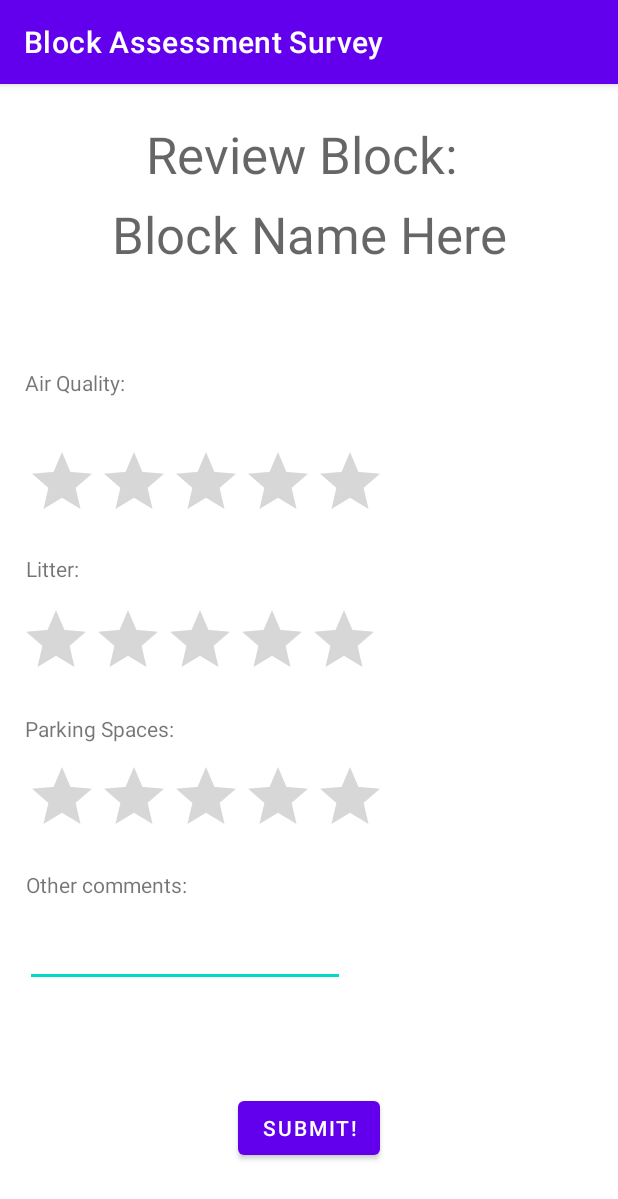
After one commit to ericfesta2/cmsc436-blockassessmentsurvey, an Android app: the ReviewActivity screen opened directly, with no data from a screen before it, on a phone screen of 412 x 824 dp. The commit adds this screen. Shown: the top 1199 px of the screen. Run offline under Robolectric (Android 15) with nearby library versions, the phone set to English and light mode, and no system bars.

Commit message:
created layouts for home page and review page. Put in code to navigate between the two.

```diff
--- a/app/build.gradle
+++ b/app/build.gradle
@@ -39,6 +39,7 @@ dependencies {
     implementation 'androidx.appcompat:appcompat:1.1.0'
     implementation 'com.google.android.material:material:1.1.0'
     implementation 'androidx.constraintlayout:constraintlayout:1.1.3'
+    implementation 'com.google.android.gms:play-services-maps:17.0.0'
     testImplementation 'junit:junit:4.+'
     androidTestImplementation 'androidx.test.ext:junit:1.1.1'
     androidTestImplementation 'androidx.test.espresso:espresso-core:3.2.0'
--- /dev/null
+++ b/app/src/main/java/com/example/blockassessmentsurvey/ReviewActivity.kt
@@ -0,0 +1,12 @@
+package com.example.blockassessmentsurvey
+
+import android.os.Bundle
+import androidx.appcompat.app.AppCompatActivity
+
+class ReviewActivity : AppCompatActivity() {
+    override fun onCreate(savedInstanceState: Bundle?) {
+        super.onCreate(savedInstanceState)
+        setContentView(R.layout.review_page)
+
+    }
+}
--- /dev/null
+++ b/app/src/main/res/layout/review_page.xml
@@ -0,0 +1,130 @@
+<?xml version="1.0" encoding="utf-8"?>
+<androidx.constraintlayout.widget.ConstraintLayout
+    xmlns:android="http://schemas.android.com/apk/res/android"
+    xmlns:app="http://schemas.android.com/apk/res-auto"
+    xmlns:tools="http://schemas.android.com/tools"
+    android:layout_width="match_parent"
+    android:layout_height="match_parent">
+
+    <RatingBar
+        android:id="@+id/ratingBar4"
+        android:layout_width="wrap_content"
+        android:layout_height="wrap_content"
+        android:layout_marginTop="12dp"
+        app:layout_constraintEnd_toEndOf="parent"
+        app:layout_constraintHorizontal_bias="0.099"
+        app:layout_constraintStart_toStartOf="parent"
+        app:layout_constraintTop_toBottomOf="@+id/textView5" />
+
+    <TextView
+        android:id="@+id/textView6"
+        android:layout_width="wrap_content"
+        android:layout_height="wrap_content"
+        android:text="Litter:"
+        app:layout_constraintBottom_toTopOf="@+id/ratingBar3"
+        app:layout_constraintEnd_toEndOf="parent"
+        app:layout_constraintHorizontal_bias="0.046"
+        app:layout_constraintStart_toStartOf="parent"
+        app:layout_constraintTop_toBottomOf="@+id/ratingBar" />
+
+    <TextView
+        android:id="@+id/textView5"
+        android:layout_width="wrap_content"
+        android:layout_height="wrap_content"
+        android:layout_marginTop="16dp"
+        android:text="Parking Spaces:"
+        app:layout_constraintEnd_toEndOf="parent"
+        app:layout_constraintHorizontal_bias="0.054"
+        app:layout_constraintStart_toStartOf="parent"
+        app:layout_constraintTop_toBottomOf="@+id/ratingBar3" />
+
+    <RatingBar
+        android:id="@+id/ratingBar3"
+        android:layout_width="wrap_content"
+        android:layout_height="wrap_content"
+        android:layout_marginBottom="364dp"
+        app:layout_constraintBottom_toBottomOf="parent"
+        app:layout_constraintEnd_toEndOf="parent"
+        app:layout_constraintHorizontal_bias="0.076"
+        app:layout_constraintStart_toStartOf="parent" />
+
+    <TextView
+        android:id="@+id/textView"
+        android:layout_width="wrap_content"
+        android:layout_height="wrap_content"
+        android:layout_marginTop="24dp"
+        android:text="Review Block: "
+        android:textAppearance="@style/TextAppearance.AppCompat.Display1"
+        app:layout_constraintEnd_toEndOf="parent"
+        app:layout_constraintHorizontal_bias="0.497"
+        app:layout_constraintStart_toStartOf="parent"
+        app:layout_constraintTop_toTopOf="parent" />
+
+    <TextView
+        android:id="@+id/textView2"
+        android:layout_width="wrap_content"
+        android:layout_height="wrap_content"
+        android:layout_marginTop="8dp"
+        android:text="Block Name Here"
+        android:textAppearance="@style/TextAppearance.AppCompat.Display1"
+        app:layout_constraintEnd_toEndOf="parent"
+        app:layout_constraintStart_toStartOf="parent"
+        app:layout_constraintTop_toBottomOf="@+id/textView" />
+
+    <RatingBar
+        android:id="@+id/ratingBar"
+        android:layout_width="wrap_content"
+        android:layout_height="wrap_content"
+        android:layout_marginBottom="48dp"
+        app:layout_constraintBottom_toTopOf="@+id/ratingBar3"
+        app:layout_constraintEnd_toEndOf="parent"
+        app:layout_constraintHorizontal_bias="0.099"
+        app:layout_constraintStart_toStartOf="parent" />
+
+    <TextView
+        android:id="@+id/textView3"
+        android:layout_width="wrap_content"
+        android:layout_height="wrap_content"
+        android:text="Air Quality:"
+        app:layout_constraintBottom_toTopOf="@+id/ratingBar"
+        app:layout_constraintEnd_toEndOf="parent"
+        app:layout_constraintHorizontal_bias="0.049"
+        app:layout_constraintStart_toStartOf="parent"
+        app:layout_constraintTop_toBottomOf="@+id/textView2"
+        app:layout_constraintVertical_bias="0.671" />
+
+    <TextView
+        android:id="@+id/textView7"
+        android:layout_width="wrap_content"
+        android:layout_height="wrap_content"
+        android:text="Other comments:"
+        app:layout_constraintBottom_toTopOf="@+id/editTextTextMultiLine"
+        app:layout_constraintEnd_toEndOf="parent"
+        app:layout_constraintHorizontal_bias="0.056"
+        app:layout_constraintStart_toStartOf="parent"
+        app:layout_constraintTop_toBottomOf="@+id/ratingBar4"
+        app:layout_constraintVertical_bias="0.541" />
+
+    <EditText
+        android:id="@+id/editTextTextMultiLine"
+        android:layout_width="wrap_content"
+        android:layout_height="wrap_content"
+        android:layout_marginTop="48dp"
+        android:ems="10"
+        android:gravity="start|top"
+        android:inputType="textMultiLine"
+        app:layout_constraintEnd_toEndOf="parent"
+        app:layout_constraintHorizontal_bias="0.084"
+        app:layout_constraintStart_toStartOf="parent"
+        app:layout_constraintTop_toBottomOf="@+id/ratingBar4" />
+
+    <Button
+        android:id="@+id/button"
+        android:layout_width="wrap_content"
+        android:layout_height="wrap_content"
+        android:layout_marginBottom="48dp"
+        android:text="Submit!"
+        app:layout_constraintBottom_toBottomOf="parent"
+        app:layout_constraintEnd_toEndOf="parent"
+        app:layout_constraintStart_toStartOf="parent" />
+</androidx.constraintlayout.widget.ConstraintLayout>
```
Also changed, not shown: app/src/main/AndroidManifest.xml (+7 -0 lines), app/src/main/java/com/example/blockassessmentsurvey/MainActivity.kt (+19 -0 lines), app/src/main/res/layout/activity_main.xml (+77 -4 lines).
